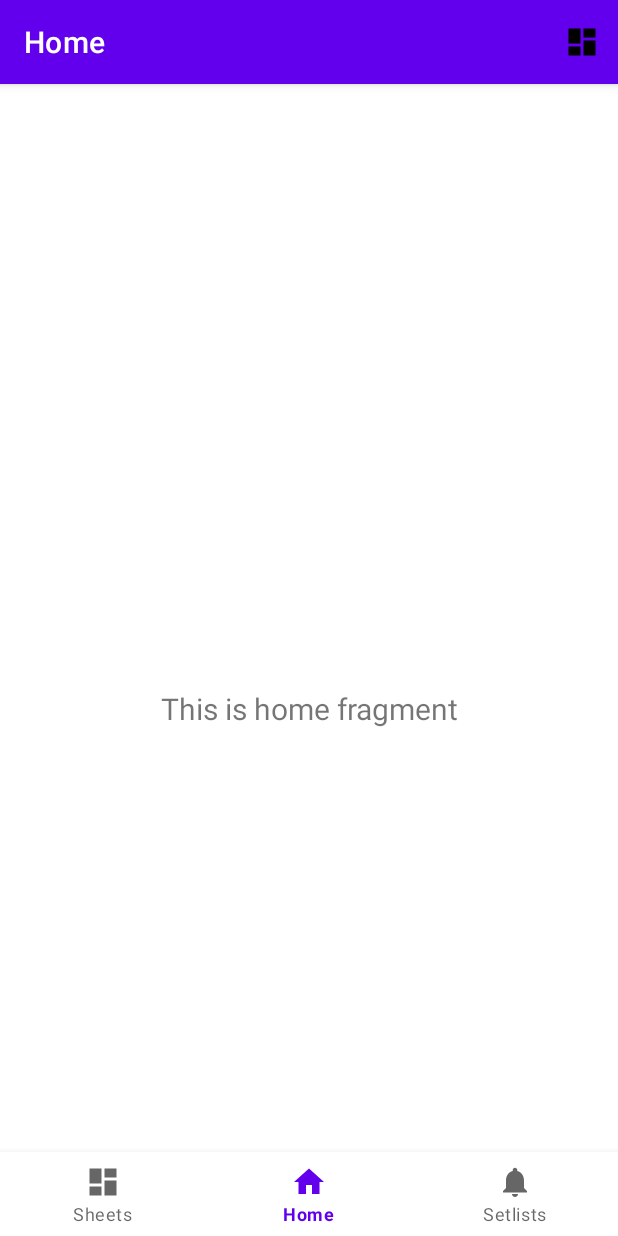
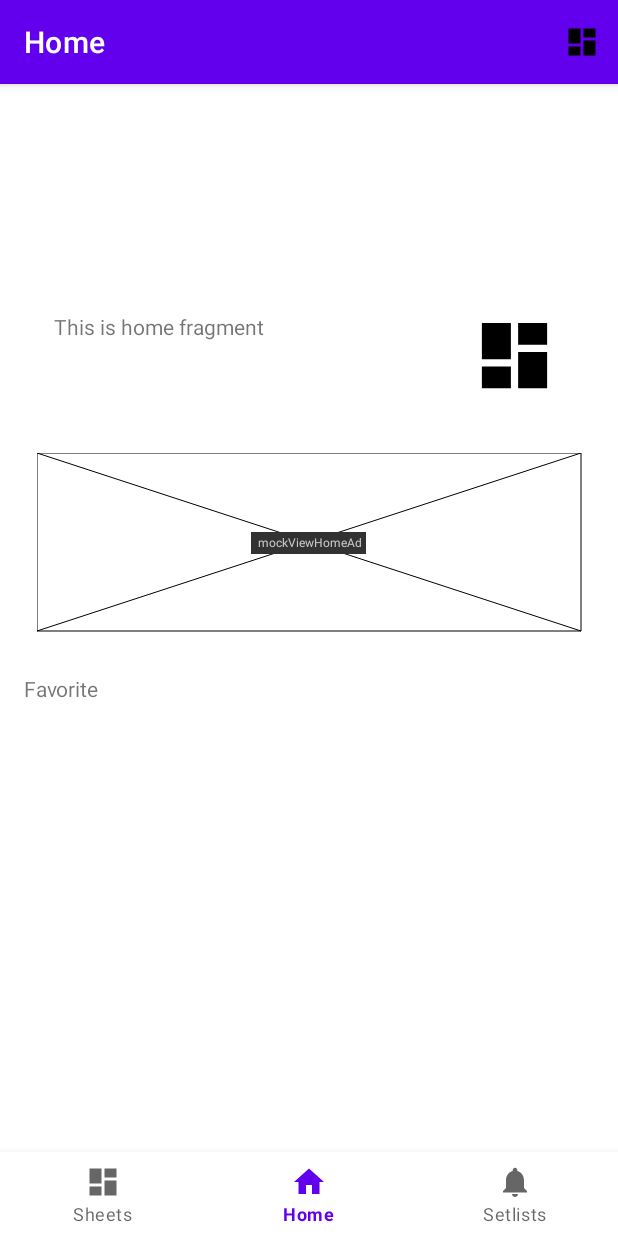
Before and after one commit to geislerovamarie/SpravaNot, an Android app: the screen it shows after launch (MainActivity), on a phone screen of 412 x 824 dp. Run offline under Robolectric (Android 15) with nearby library versions, the phone set to English and light mode, and no system bars; our stand-ins replace navigation-ui.

Commit message:
home fragment layout added

```diff
--- a/app/src/main/java/com/example/spravanot/ui/home/HomeFragment.java
+++ b/app/src/main/java/com/example/spravanot/ui/home/HomeFragment.java
@@ -24,8 +24,8 @@ public class HomeFragment extends Fragment {
         binding = FragmentHomeBinding.inflate(inflater, container, false);
         View root = binding.getRoot();
 
-        final TextView textView = binding.textHome;
-        homeViewModel.getText().observe(getViewLifecycleOwner(), textView::setText);
+        final TextView textViewHomeLastOpen = binding.textHomeLastOpen;
+        homeViewModel.getText().observe(getViewLifecycleOwner(), textViewHomeLastOpen::setText);
         return root;
     }
 
--- a/app/src/main/res/layout/fragment_home.xml
+++ b/app/src/main/res/layout/fragment_home.xml
@@ -7,16 +7,53 @@
     tools:context=".ui.home.HomeFragment">
 
     <TextView
-        android:id="@+id/text_home"
-        android:layout_width="match_parent"
-        android:layout_height="wrap_content"
-        android:layout_marginStart="8dp"
-        android:layout_marginTop="8dp"
-        android:layout_marginEnd="8dp"
-        android:textAlignment="center"
-        android:textSize="20sp"
-        app:layout_constraintBottom_toBottomOf="parent"
+        android:id="@+id/textHomeLastOpen"
+        style="@style/text_home_last_open"
+        android:layout_width="251dp"
+        android:layout_height="54dp"
+        android:layout_marginStart="36dp"
+        android:layout_marginTop="96dp"
+        android:text="TextView"
+        app:layout_constraintStart_toStartOf="parent"
+        app:layout_constraintTop_toTopOf="parent" />
+
+    <ImageView
+        android:id="@+id/imageHomeLastOpen"
+        android:layout_width="71dp"
+        android:layout_height="58dp"
+        android:layout_marginStart="20dp"
+        android:layout_marginTop="96dp"
+        android:src="@drawable/ic_dashboard_black_24dp"
+        app:layout_constraintStart_toEndOf="@+id/textHomeLastOpen"
+        app:layout_constraintTop_toTopOf="parent" />
+
+    <androidx.constraintlayout.utils.widget.MockView
+        android:id="@+id/mockViewHomeAd"
+        android:layout_width="363dp"
+        android:layout_height="119dp"
+        android:layout_marginTop="40dp"
         app:layout_constraintEnd_toEndOf="parent"
         app:layout_constraintStart_toStartOf="parent"
-        app:layout_constraintTop_toTopOf="parent" />
+        app:layout_constraintTop_toBottomOf="@+id/textHomeLastOpen" />
+
+    <androidx.recyclerview.widget.RecyclerView
+        android:id="@+id/recyclerViewHomeFavorite"
+        android:layout_width="368dp"
+        android:layout_height="284dp"
+        android:layout_marginTop="28dp"
+        app:layout_constraintEnd_toEndOf="parent"
+        app:layout_constraintHorizontal_bias="0.5"
+        app:layout_constraintStart_toStartOf="parent"
+        app:layout_constraintTop_toBottomOf="@+id/textHomeFavorite" />
+
+    <TextView
+        android:id="@+id/textHomeFavorite"
+        android:layout_width="198dp"
+        android:layout_height="46dp"
+        android:layout_marginStart="16dp"
+        android:layout_marginTop="28dp"
+        android:text="@string/text_home_favorite"
+        app:layout_constraintStart_toStartOf="parent"
+        app:layout_constraintTop_toBottomOf="@+id/mockViewHomeAd" />
+
 </androidx.constraintlayout.widget.ConstraintLayout>
--- a/app/src/main/res/values/strings.xml
+++ b/app/src/main/res/values/strings.xml
@@ -11,4 +11,5 @@
     <string name="title_settings">Settings</string>
     <string name="start_settings">Start settings</string>
     <string name="display_explanation">The display won\'t turn off</string>
+    <string name="text_home_favorite">Favorite</string>
 </resources>
--- /dev/null
+++ b/app/src/main/res/values/styles.xml
@@ -0,0 +1,10 @@
+<?xml version="1.0" encoding="utf-8"?>
+<resources>
+
+    <style name="text_home_last_open">
+        <item name="android:layout_width">238dp</item>
+        <item name="android:layout_height">56dp</item>
+        <item name="android:layout_marginStart">48dp</item>
+        <item name="android:layout_marginTop">96dp</item>
+    </style>
+</resources>
```
Also changed, not shown: 1 other file.
